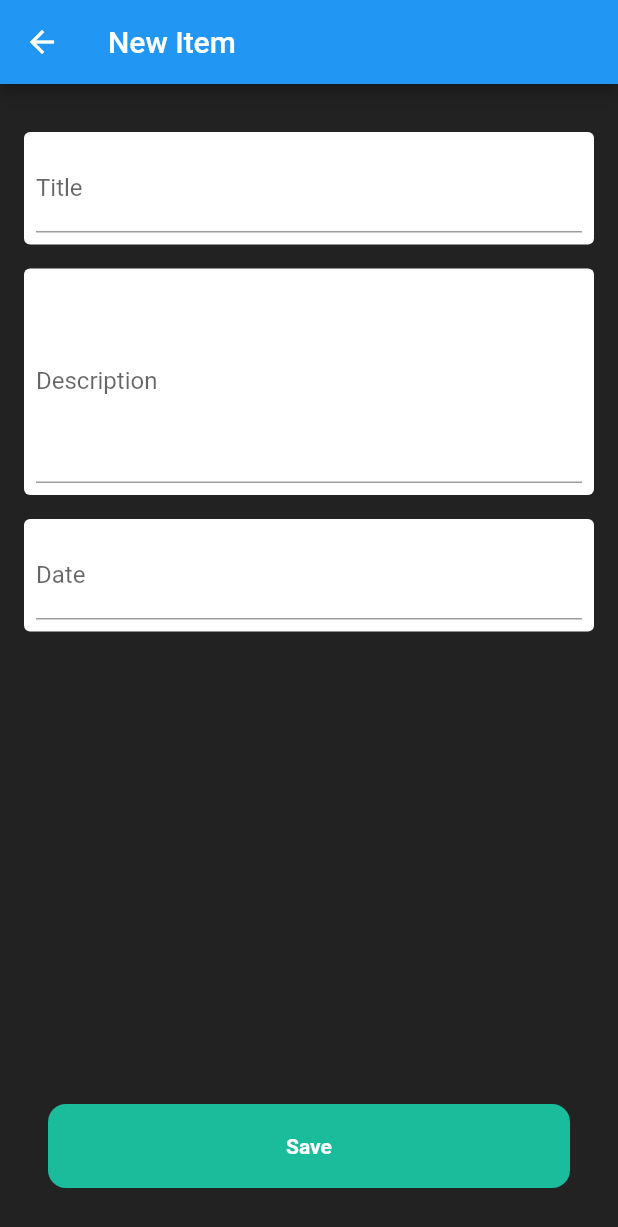
After one commit to fencim/bootcamp_todos, a Flutter app: the SocialPostPage screen opened directly, on a phone screen of 412 x 824 dp. The commit adds this screen. Shown: the top 1227 px of the screen. Run offline on Flutter 3.47's test engine with Material 2 defaults, Android fonts, the phone set to English and light mode, and no system bars; our stand-ins replace hive_flutter; accounts and stored records are empty.

Commit message:
Initial commit

```diff
--- a/lib/social/home/social_page.dart
+++ b/lib/social/home/social_page.dart
@@ -2,8 +2,7 @@ import 'package:flutter/material.dart';
 
 import '../../widgets/item_button.dart';
 
-/// This is an example todo app
-/// with real-time database
+/// This is an example todo app with real-time database
 /// using Firebase Firestore
 class SocialPage extends StatefulWidget {
   const SocialPage({Key? key}) : super(key: key);
--- /dev/null
+++ b/lib/social/posts/social_post_page.dart
@@ -0,0 +1,135 @@
+import 'package:flutter/material.dart';
+import 'package:todo_app/models/item_model.dart';
+
+import '../../widgets/item_button.dart';
+
+enum SocialPostMode {
+  add,
+  edit,
+}
+
+class SocialPostPage extends StatefulWidget {
+  final ItemModel? itemModel;
+  final SocialPostMode mode;
+
+  const SocialPostPage({
+    super.key,
+    this.itemModel,
+    this.mode = SocialPostMode.add,
+  });
+
+  @override
+  State<SocialPostPage> createState() => _SocialPostPageState();
+}
+
+class _SocialPostPageState extends State<SocialPostPage> {
+  final _title = TextEditingController();
+  final _description = TextEditingController();
+  final _date = TextEditingController();
+
+  // Called only on first time
+  @override
+  void initState() {
+    if (widget.mode == SocialPostMode.edit) {
+      if (widget.itemModel != null) {
+        _title.text = widget.itemModel!.title;
+        _description.text = widget.itemModel!.description;
+        _date.text = widget.itemModel!.date;
+      }
+    }
+    super.initState();
+  }
+
+  // Called on first time,
+  // then on setState();
+  @override
+  Widget build(BuildContext context) {
+    return SafeArea(
+      child: Scaffold(
+        appBar: AppBar(
+          title: Text(
+            widget.mode == SocialPostMode.add ? 'New Item' : 'Edit Item',
+          ),
+        ),
+        backgroundColor: Colors.black87,
+        body: Padding(
+          padding: const EdgeInsets.all(16),
+          child: Stack(
+            children: [
+              Column(
+                children: [
+                  const SizedBox(height: 16),
+                  Container(
+                    padding: const EdgeInsets.all(8),
+                    decoration: BoxDecoration(
+                      color: Colors.white,
+                      borderRadius: BorderRadius.circular(4),
+                    ),
+                    child: TextField(
+                      controller: _title,
+                      decoration: const InputDecoration(label: Text('Title')),
+                    ),
+                  ),
+                  const SizedBox(height: 16),
+                  Container(
+                    padding: const EdgeInsets.all(8),
+                    decoration: BoxDecoration(
+                      color: Colors.white,
+                      borderRadius: BorderRadius.circular(4),
+                    ),
+                    child: TextField(
+                      maxLines: 5,
+                      controller: _description,
+                      decoration: const InputDecoration(
+                        label: Text('Description'),
+                      ),
+                    ),
+                  ),
+                  const SizedBox(height: 16),
+                  Container(
+                    padding: const EdgeInsets.all(8),
+                    decoration: BoxDecoration(
+                      color: Colors.white,
+                      borderRadius: BorderRadius.circular(4),
+                    ),
+                    child: TextField(
+                      controller: _date,
+                      decoration: const InputDecoration(
+                        label: Text('Date'),
+                      ),
+                    ),
+                  ),
+                ],
+              ),
+              Align(
+                alignment: Alignment.bottomCenter,
+                child: ItemButton(
+                  title: widget.mode == SocialPostMode.add ? 'Save' : 'Update',
+                  onItemPressed: () {
+                    /// This is a basic validation to check whether the
+                    /// `TextField` has inputs from the user.
+                    if (_title.text.isNotEmpty &&
+                        _description.text.isNotEmpty &&
+                        _date.text.isNotEmpty) {
+                      Navigator.pop(
+                        context,
+
+                        /// This is where you pass the a `dynamic`
+                        /// item.
+                        ItemModel(
+                          title: _title.text,
+                          description: _description.text,
+                          date: _date.text,
+                        ),
+                      );
+                    }
+                  },
+                ),
+              ),
+            ],
+          ),
+        ),
+      ),
+    );
+  }
+}
```
Also changed, not shown: lib/groceries/home/groceries_page.dart (+7 -7 lines), lib/groceries/items/grocery_form_page.dart (renamed from lib/groceries/items/new_grocery_item_page.dart, +10 -14 lines), lib/groceries/items/grocery_item.dart (added, +58 -0 lines), lib/groceries/items/grocery_item_details_page.dart (renamed from lib/groceries/items/grocery_item_page.dart, +8 -8 lines), lib/social/posts/post_item.dart (deleted, +0 -16 lines), lib/social/posts/social_post_details_page.dart (added, +133 -0 lines), lib/social/posts/social_post_item.dart (renamed from lib/widgets/todo_item.dart, +2 -10 lines).
